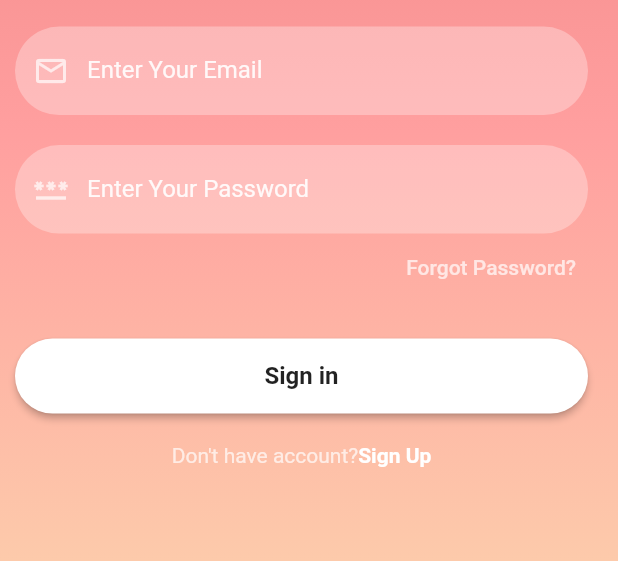
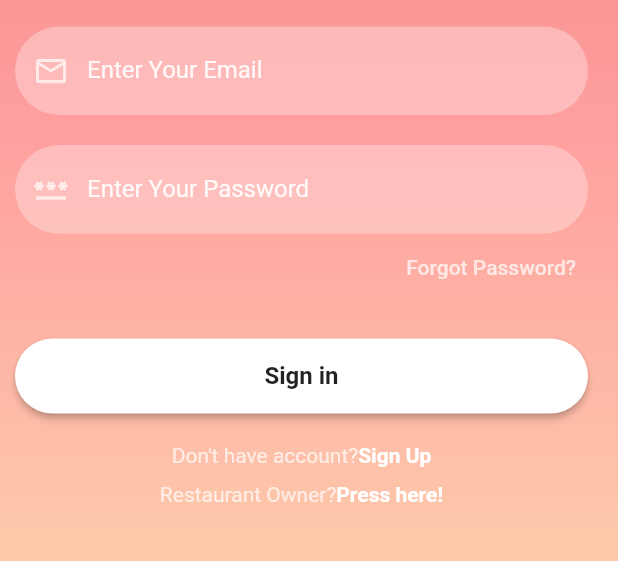
Before and after one commit to NinjaTurtles0/main, a Flutter app: the screen it shows after launch, on a phone screen of 412 x 824 dp, the part 487-1048 px from its top. Run offline on Flutter 3.47's test engine with Material 2 defaults, Android fonts, the light colour scheme and no system bars; our stand-ins replace dots_indicator, firebase_auth, firebase_core, get; missing offline and left inert: dart:html, postgres; accounts and stored records are empty; project files that could hold a hidden picture were left out.

Commit message:
Add files via upload
Restaruant Registeration & Login should be done

```diff
--- a/lib/pages/Screens/signin_screen.dart
+++ b/lib/pages/Screens/signin_screen.dart
@@ -4,6 +4,7 @@ import 'package:myapp/pages/Screens/home_screen.dart';
 import 'package:myapp/pages/Screens/main_food_page.dart';
 import 'package:myapp/pages/Screens/pending_verification.dart';
 import 'package:myapp/pages/Screens/reset_password.dart';
+import 'package:myapp/pages/Screens/signinR_screen.dart';
 import 'package:myapp/pages/Screens/signupR_screen.dart';
 import 'package:myapp/pages/Screens/signup_screen.dart';
 import 'package:myapp/utils/color_utils.dart';
@@ -65,7 +66,11 @@ class _SignInScreenState extends State<SignInScreen> {
                 }
 
               }),
-              signUpOption()
+              signUpOption(),
+              const SizedBox(
+                height: 10,
+              ),
+              restaurantOwner()
     ],
     ),
     ),
@@ -94,6 +99,26 @@ class _SignInScreenState extends State<SignInScreen> {
     );
   }
 
+  Row restaurantOwner() {
+    return Row(
+      mainAxisAlignment: MainAxisAlignment.center,
+      children: [
+        const Text("Restaurant Owner?",
+            style: TextStyle(color: Colors.white70)),
+        GestureDetector(
+          onTap: () {
+            Navigator.push(context,
+                MaterialPageRoute(builder: (context) => SignInRScreen()));
+          },
+          child: const Text(
+            "Press here!",
+            style: TextStyle(color: Colors.white, fontWeight: FontWeight.bold),
+          ),
+        )
+      ],
+    );
+  }
+
   Widget forgetPassword(BuildContext context) {
     return Container(
       width: MediaQuery.of(context).size.width,
```
Also changed, not shown: lib/pages/Screens/signinR_screen.dart (+32 -7 lines), lib/pages/Screens/signupR_screen.dart (+23 -30 lines), lib/pages/Screens/signup_screen.dart (line endings or trailing spaces).
